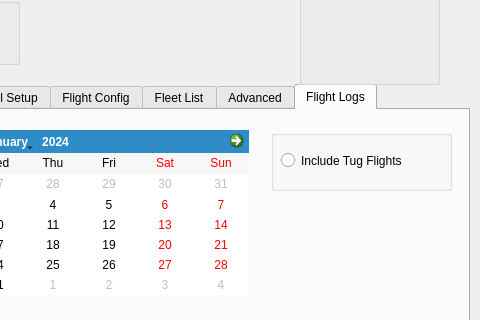
The window that flogger.ui (tobiz/OGN-Flight-Logger_V3) describes before a commit, drawn with Qt 5; both pictures show x 231 to 711 and y 85 to 405 of the 711 by 914 pixel window.
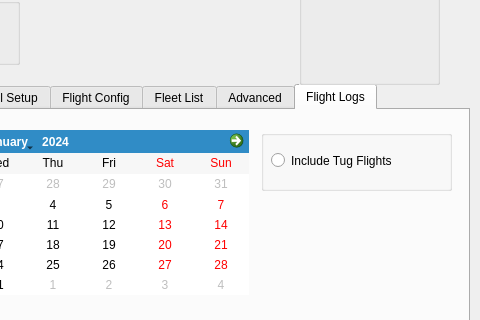
The same window after the commit. Icons and pictures are not drawn.

Commit message: Added display flight track on OpenStreetMap from flight log

```diff
--- a/flogger.ui
+++ b/flogger.ui
@@ -2452,9 +2452,9 @@
      <widget class="QGroupBox" name="IncludeTugsBox">
       <property name="geometry">
        <rect>
-        <x>490</x>
+        <x>480</x>
         <y>20</y>
-        <width>181</width>
+        <width>191</width>
         <height>61</height>
        </rect>
       </property>
```
The commit also changes 1 other file.
